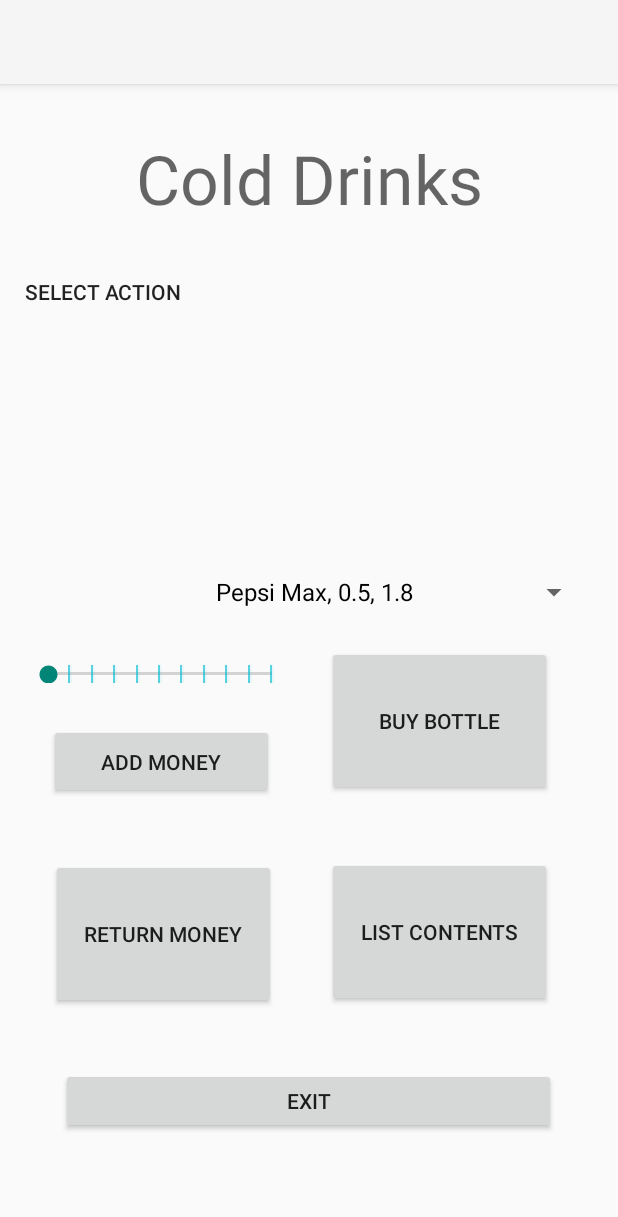
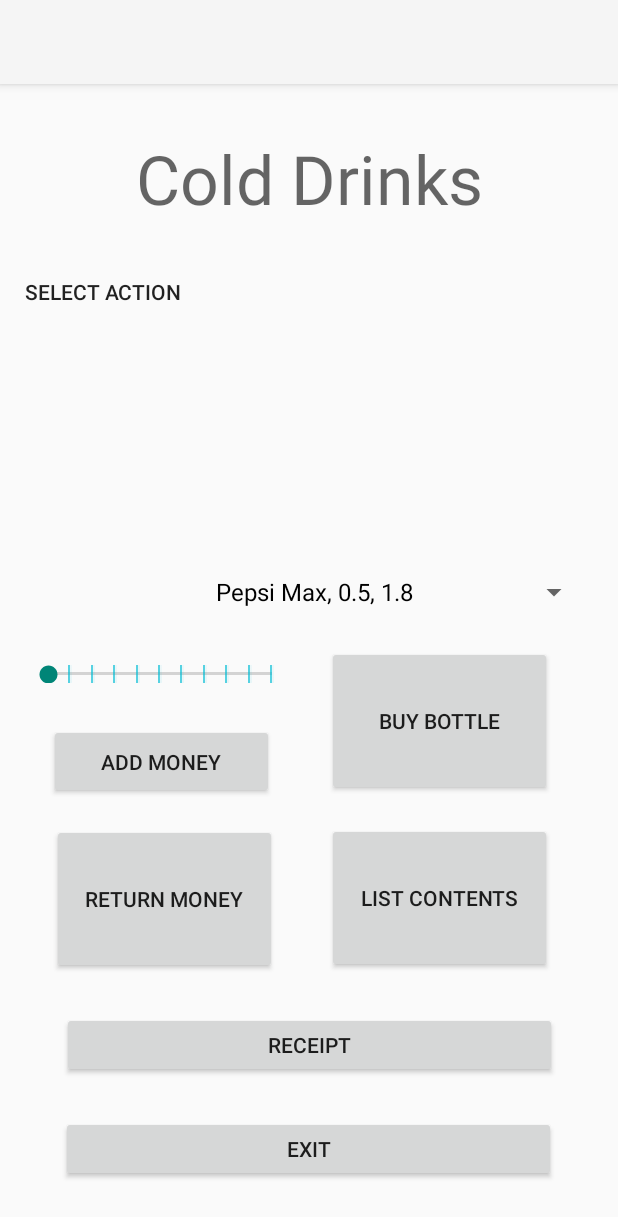
Before and after one commit to ssillanp/BottleDispenserMk, an Android app: the screen it shows after launch (MainActivity), on a phone screen of 412 x 824 dp. Shown: the top 1217 px of the screen. Run offline under Robolectric (Android 15) with nearby library versions, the phone set to English and light mode, and no system bars.

Commit message:
V8T5 Valmis.

```diff
--- a/app/src/main/res/layout/activity_main.xml
+++ b/app/src/main/res/layout/activity_main.xml
@@ -42,7 +42,8 @@
             android:layout_height="100dp" android:id="@+id/buttonListBottles"
             app:layout_constraintEnd_toEndOf="parent"
             app:layout_constraintTop_toBottomOf="@+id/buttonGetBottle" android:layout_marginEnd="44dp"
-            app:layout_constraintBottom_toTopOf="@+id/buttonExit" android:onClick="listBottles"/>
+            app:layout_constraintBottom_toTopOf="@+id/buttonExit" android:onClick="listBottles"
+            app:layout_constraintVertical_bias="0.16"/>
     <Button
             android:text="Return Money"
             android:layout_width="150dp"
@@ -50,14 +51,16 @@
             app:layout_constraintTop_toBottomOf="@+id/buttonAddMoney"
             app:layout_constraintBottom_toTopOf="@+id/buttonExit"
             app:layout_constraintEnd_toStartOf="@+id/buttonListBottles" app:layout_constraintStart_toStartOf="parent"
-            android:onClick="returnMoney"/>
+            android:onClick="returnMoney" app:layout_constraintHorizontal_bias="0.507"
+            app:layout_constraintVertical_bias="0.151"/>
     <Button
             android:text="EXIT"
             android:layout_width="330dp"
             android:layout_height="44dp" android:id="@+id/buttonExit"
             app:layout_constraintBottom_toBottomOf="parent"
-            android:layout_marginBottom="68dp" app:layout_constraintEnd_toEndOf="parent"
-            app:layout_constraintStart_toStartOf="parent" app:layout_constraintHorizontal_bias="0.493"/>
+            android:layout_marginBottom="36dp" app:layout_constraintEnd_toEndOf="parent"
+            app:layout_constraintStart_toStartOf="parent" app:layout_constraintHorizontal_bias="0.493"
+            android:onClick="exitApp"/>
     <SeekBar
             android:layout_width="181dp"
             android:layout_height="12dp" android:id="@+id/moneyAmountBar"
@@ -83,4 +86,11 @@
             app:layout_constraintStart_toStartOf="parent"
             android:spinnerMode="dialog" app:layout_constraintHorizontal_bias="0.879"
             app:layout_constraintVertical_bias="0.569"/>
+    <Button
+            android:text="RECEIPT"
+            android:layout_width="330dp"
+            android:layout_height="44dp" android:id="@+id/getReceipt"
+            app:layout_constraintTop_toBottomOf="@+id/buttonListBottles" app:layout_constraintEnd_toEndOf="parent"
+            app:layout_constraintStart_toStartOf="parent" app:layout_constraintBottom_toTopOf="@+id/buttonExit"
+            android:onClick="getReceipt"/>
 </androidx.constraintlayout.widget.ConstraintLayout>
```
Also changed, not shown: app/src/main/java/com/example/bottledispenser/BottleDispenser.java (+7 -0 lines), app/src/main/java/com/example/bottledispenser/MainActivity.java (+26 -0 lines).
